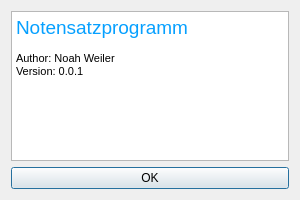
This is src/aboutbox.ui in NO411/notensatz as Qt 5 draws it before an edit. The edited form follows.
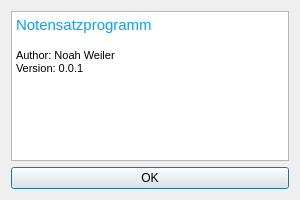
This is the edited form. Icons and pictures are not drawn.

Commit message: basic new file dialog

Patch:
```diff
--- a/src/aboutbox.ui
+++ b/src/aboutbox.ui
@@ -53,8 +53,8 @@
 &lt;html&gt;&lt;head&gt;&lt;meta name=&quot;qrichtext&quot; content=&quot;1&quot; /&gt;&lt;style type=&quot;text/css&quot;&gt;
 p, li { white-space: pre-wrap; }
 &lt;/style&gt;&lt;/head&gt;&lt;body style=&quot; font-family:'MS Shell Dlg 2'; font-size:8.25pt; font-weight:400; font-style:normal;&quot;&gt;
-&lt;p style=&quot; margin-top:0px; margin-bottom:0px; margin-left:0px; margin-right:0px; -qt-block-indent:0; text-indent:0px;&quot;&gt;&lt;span style=&quot; font-size:14pt; color:#06a0ff;&quot;&gt;Notensatzprogramm&lt;/span&gt;&lt;/p&gt;
-&lt;p style=&quot;-qt-paragraph-type:empty; margin-top:0px; margin-bottom:0px; margin-left:0px; margin-right:0px; -qt-block-indent:0; text-indent:0px;&quot;&gt;&lt;br /&gt;&lt;/p&gt;
+&lt;p style=&quot; margin-top:0px; margin-bottom:0px; margin-left:0px; margin-right:0px; -qt-block-indent:0; text-indent:0px;&quot;&gt;&lt;span style=&quot; font-size:11pt; color:#06a0ff;&quot;&gt;Notensatzprogramm&lt;/span&gt;&lt;/p&gt;
+&lt;p style=&quot;-qt-paragraph-type:empty; margin-top:0px; margin-bottom:0px; margin-left:0px; margin-right:0px; -qt-block-indent:0; text-indent:0px; font-size:10pt;&quot;&gt;&lt;br /&gt;&lt;/p&gt;
 &lt;p style=&quot; margin-top:0px; margin-bottom:0px; margin-left:0px; margin-right:0px; -qt-block-indent:0; text-indent:0px;&quot;&gt;Author: Noah Weiler&lt;/p&gt;
 &lt;p style=&quot; margin-top:0px; margin-bottom:0px; margin-left:0px; margin-right:0px; -qt-block-indent:0; text-indent:0px;&quot;&gt;Version: 0.0.1&lt;/p&gt;
 &lt;p style=&quot;-qt-paragraph-type:empty; margin-top:0px; margin-bottom:0px; margin-left:0px; margin-right:0px; -qt-block-indent:0; text-indent:0px;&quot;&gt;&lt;br /&gt;&lt;/p&gt;&lt;/body&gt;&lt;/html&gt;</string>
```
The commit also changes 7 other files.
